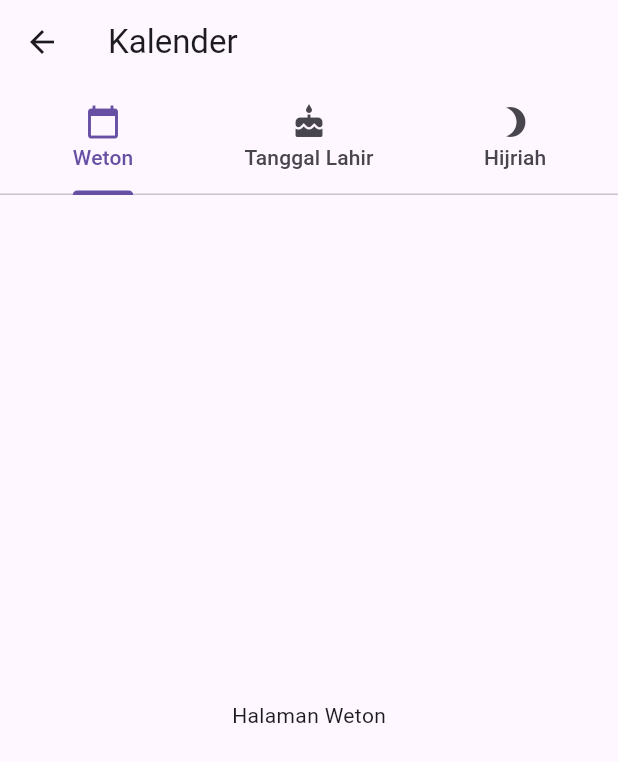
After one commit to VincentiusAriell/TPM1, a Flutter app: the KalenderPage screen opened directly, on a phone screen of 412 x 824 dp. The commit adds this screen. Shown: the top 762 px of the screen. Run offline on Flutter 3.47's test engine with Material 3 defaults, Android fonts, the phone set to English and light mode, and no system bars; our stand-ins replace math_expressions.

Commit message:
Kerangka file untuk kalender

```diff
--- /dev/null
+++ b/lib/screen/kalender_page.dart
@@ -0,0 +1,44 @@
+import 'package:flutter/material.dart';
+import 'tabs/weton_tab.dart';
+import 'tabs/tgl_lahir_tab.dart';
+import 'tabs/hijriah_tab.dart';
+
+class KalenderPage extends StatelessWidget {
+  const KalenderPage({super.key});
+
+  @override
+  Widget build(BuildContext context) {
+    return DefaultTabController(
+      length: 3, // jumlah tab
+      child: Scaffold(
+        appBar: AppBar(
+          title: const Text("Kalender"),
+          bottom: const TabBar(
+            tabs: [
+              Tab(
+                icon: Icon(Icons.calendar_today),
+                text: "Weton",
+              ),
+              Tab(
+                icon: Icon(Icons.cake),
+                text: "Tanggal Lahir",
+              ),
+              Tab(
+                icon: Icon(Icons.brightness_3),
+                text: "Hijriah",
+              ),
+            ],
+          ),
+        ),
+
+        body: const TabBarView(
+          children: [
+            WetonTab(),
+            TanggalLahirTab(),
+            HijriahTab(),
+          ],
+        ),
+      ),
+    );
+  }
+}
--- /dev/null
+++ b/lib/screen/tabs/weton_tab.dart
@@ -0,0 +1,12 @@
+import 'package:flutter/material.dart';
+
+class WetonTab extends StatelessWidget {
+  const WetonTab({super.key});
+
+  @override
+  Widget build(BuildContext context) {
+    return const Center(
+      child: Text("Halaman Weton"),
+    );
+  }
+}
```
Also changed, not shown: lib/screen/homepage.dart (+11 -0 lines), lib/screen/tabs/hijriah_tab.dart (added, +12 -0 lines), lib/screen/tabs/tgl_lahir_tab.dart (added, +12 -0 lines).
